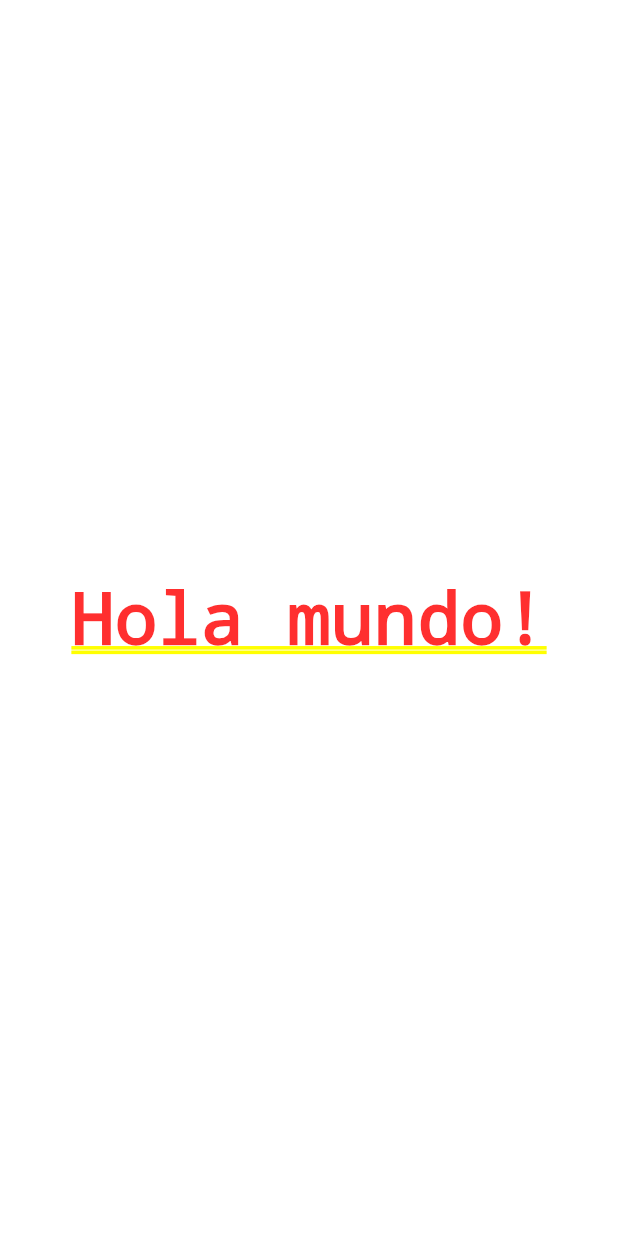
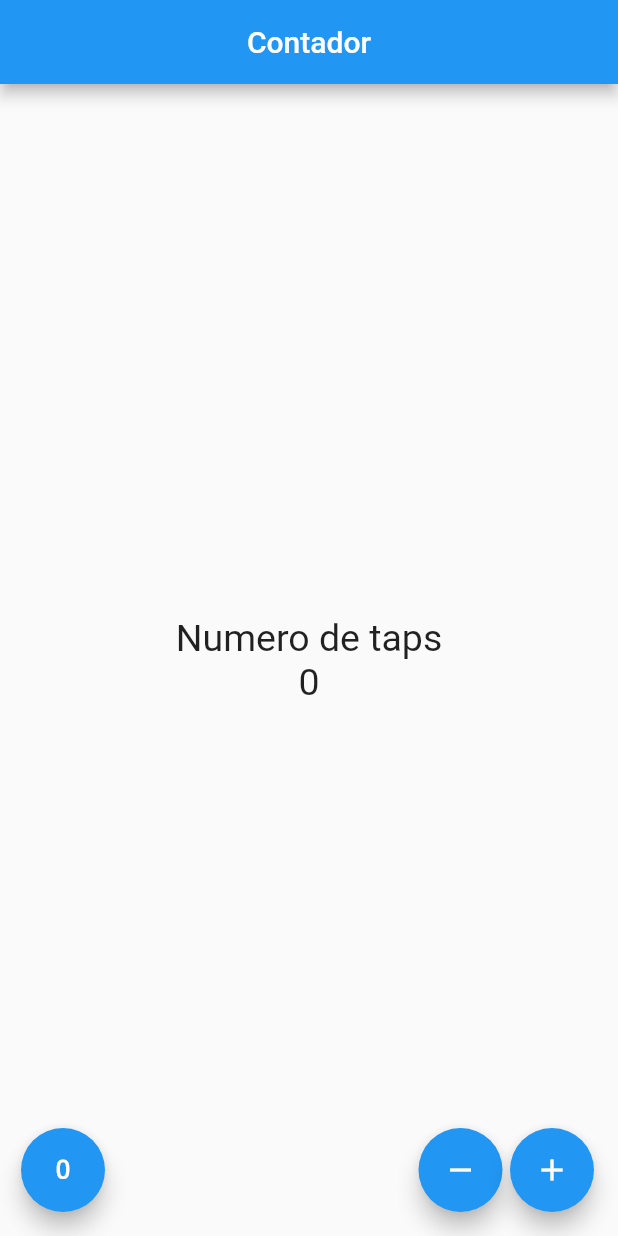
Before and after one commit to ArielMejiaDev/COURSE_Dart-Basics, a Flutter app: the screen it shows after launch, on a phone screen of 412 x 824 dp. Run offline on Flutter 3.47's test engine with Material 2 defaults, Android fonts, the phone set to English and light mode, and no system bars.

Commit message:
contador app finalizada

```diff
--- a/contador/lib/src/app.dart
+++ b/contador/lib/src/app.dart
@@ -1,10 +1,12 @@
+import 'package:contador/src/pages/contador.dart';
 import 'package:flutter/material.dart';
 
 class App extends StatelessWidget {
   @override
   Widget build(BuildContext context) {
     return MaterialApp(
-      home: Center(child: Text('Hola mundo!'),),
+      debugShowCheckedModeBanner: false,
+      home: Center(child: Contador(),),
     );
   }
 }
--- /dev/null
+++ b/contador/lib/src/pages/contador.dart
@@ -0,0 +1,77 @@
+import 'package:flutter/material.dart';
+
+class Contador extends StatefulWidget {
+  @override
+  _ContadorState createState() => _ContadorState();
+}
+
+class _ContadorState extends State<Contador> {
+  //variable para guardar los estilos
+  final _estiloTexto = TextStyle(fontSize: 25.0);
+  int _conteo = 0;
+
+  @override
+  Widget build(BuildContext context) {
+    return Scaffold(
+      appBar: AppBar(
+        title: Text(
+          'Contador'
+        ),
+        centerTitle: true,
+      ),
+      body: Center(
+        child: Column(
+          mainAxisAlignment: MainAxisAlignment.center,
+          children: <Widget>[
+            Text(
+              'Numero de taps', style: _estiloTexto,
+            ),
+            Text(
+              _conteo.toString(), style: _estiloTexto,
+            ),
+          ],
+        )
+      ),
+      floatingActionButton: _createBtns(),
+      floatingActionButtonLocation: FloatingActionButtonLocation.endFloat,
+    );
+  }
+
+  Widget _createBtns()
+  {
+    return Row(
+      mainAxisAlignment: MainAxisAlignment.end,
+      children: <Widget>[
+        SizedBox(width: 30,),
+        FloatingActionButton(
+          onPressed: () => setContador(op: 'reset'),
+          child: Icon(Icons.exposure_zero),
+        ),
+        Expanded(child: SizedBox(width: 0.0,),),
+        FloatingActionButton(
+          onPressed: () => setContador(op: 'resta'),
+          child: Icon(Icons.remove),
+        ),
+        SizedBox(width: 5.0,),
+        FloatingActionButton(
+          onPressed: () => setContador(op: 'suma'),
+          child: Icon(Icons.add),
+        ),
+
+      ],
+    );
+  }
+
+  void setContador({String op}){
+    if (op == 'suma') {
+      setState(() => _conteo++);
+    }
+    if (op == 'resta') {
+      setState(() => _conteo--);
+    }
+    if (op == 'reset') {
+      setState(() => _conteo = 0);
+    }
+  }
+
+}
```
Also changed, not shown: contador/lib/src/pages/home_page.dart (added, +46 -0 lines).
